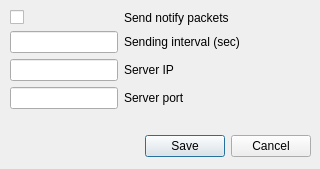
Old version of the form adtools-winclient/settings_dialog.ui in the repository fordenya/adtools.
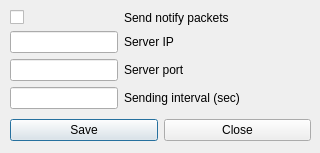
New version of the form. Icons and pictures are not drawn.

The edit to the form file:
```diff
--- a/adtools-winclient/settings_dialog.ui
+++ b/adtools-winclient/settings_dialog.ui
@@ -7,58 +7,26 @@
     <x>0</x>
     <y>0</y>
     <width>320</width>
-    <height>169</height>
+    <height>153</height>
    </rect>
   </property>
   <property name="windowTitle">
    <string>Dialog</string>
   </property>
-  <widget class="QDialogButtonBox" name="buttonBox">
-   <property name="geometry">
-    <rect>
-     <x>10</x>
-     <y>130</y>
-     <width>301</width>
-     <height>32</height>
-    </rect>
-   </property>
-   <property name="locale">
-    <locale language="English" country="UnitedStates"/>
-   </property>
-   <property name="orientation">
-    <enum>Qt::Horizontal</enum>
-   </property>
-   <property name="standardButtons">
-    <set>QDialogButtonBox::Cancel|QDialogButtonBox::Save</set>
-   </property>
-  </widget>
+  <property name="windowIcon">
+   <iconset resource="resources.qrc">
+    <normaloff>:/icons/res/netIcon.ico</normaloff>:/icons/res/netIcon.ico</iconset>
+  </property>
   <widget class="QWidget" name="formLayoutWidget">
    <property name="geometry">
     <rect>
      <x>10</x>
      <y>10</y>
      <width>301</width>
-     <height>111</height>
+     <height>124</height>
     </rect>
    </property>
    <layout class="QFormLayout" name="formLayout">
-    <item row="0" column="0">
-     <widget class="QCheckBox" name="checkBox">
-      <property name="text">
-       <string/>
-      </property>
-     </widget>
-    </item>
-    <item row="1" column="0">
-     <widget class="QLineEdit" name="lineEdit"/>
-    </item>
-    <item row="1" column="1">
-     <widget class="QLabel" name="label">
-      <property name="text">
-       <string>Sending interval (sec)</string>
-      </property>
-     </widget>
-    </item>
     <item row="0" column="1">
      <widget class="QLabel" name="label_2">
       <property name="text">
@@ -86,6 +54,49 @@
       </property>
      </widget>
     </item>
+    <item row="4" column="0">
+     <widget class="QLineEdit" name="intervalLine"/>
+    </item>
+    <item row="4" column="1">
+     <widget class="QLabel" name="label">
+      <property name="text">
+       <string>Sending interval (sec)</string>
+      </property>
+     </widget>
+    </item>
+    <item row="0" column="0">
+     <widget class="QCheckBox" name="notifyStateCheckBox">
+      <property name="text">
+       <string/>
+      </property>
+     </widget>
+    </item>
+   </layout>
+  </widget>
+  <widget class="QWidget" name="horizontalLayoutWidget">
+   <property name="geometry">
+    <rect>
+     <x>10</x>
+     <y>110</y>
+     <width>301</width>
+     <height>41</height>
+    </rect>
+   </property>
+   <layout class="QHBoxLayout" name="horizontalLayout">
+    <item>
+     <widget class="QPushButton" name="saveButton">
+      <property name="text">
+       <string>Save</string>
+      </property>
+     </widget>
+    </item>
+    <item>
+     <widget class="QPushButton" name="closeButton">
+      <property name="text">
+       <string>Close</string>
+      </property>
+     </widget>
+    </item>
    </layout>
   </widget>
  </widget>
```
Left out of the diff: 45 changed lines with no effect on the pictures.
